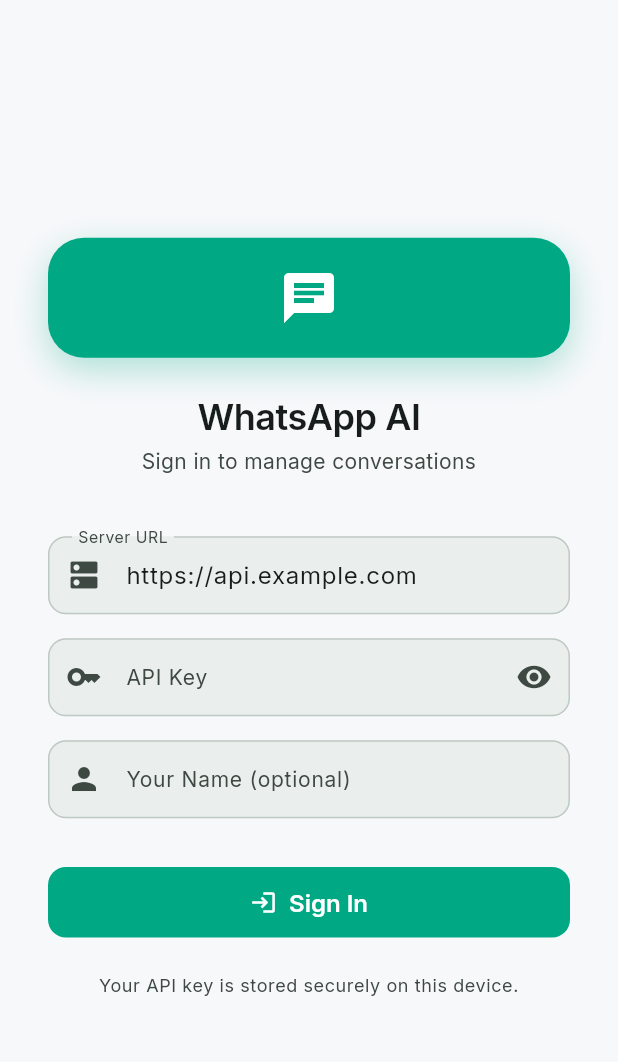
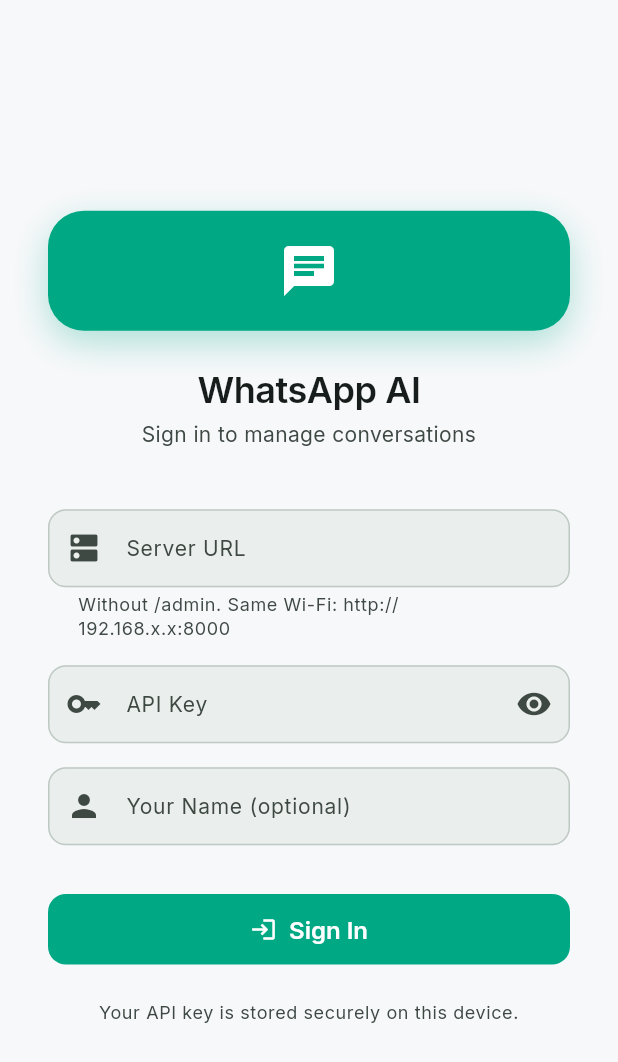
Before and after one commit to mohamedshhahat1/whatsapp-ai-bot, a Flutter app: the screen it shows after launch, on a phone screen of 412 x 824 dp. Shown: the top 1062 px of the screen. Run offline on Flutter 3.47's test engine with Material 3 defaults, Android fonts, the phone set to English and light mode, and no system bars; drawn by our look-alikes of flutter_animate; our stand-ins replace dio, firebase_core, firebase_messaging, flutter_local_notifications, flutter_riverpod, flutter_secure_storage and 6 more; missing offline and left inert: pull_down_button; accounts and stored records are empty; generated files the repository leaves out were written again.

Commit message:
fix(mobile): stop prefilling the login form with a fake server URL
AppConfig.defaultBaseUrl was 'https://api.example.com' and the login screen
prefilled it whenever no previous URL was stored. That is a trap rather than a
convenience: the field arrives already populated with something that looks like
a real address, passes the validator (it is a well-formed https URL), and is
saved to secure storage on the first tap of Sign In. The app then sits there
issuing requests to a domain nobody owns, and because the failure is a
connection timeout rather than an error the operator can read, it looks like
the backend is down.

A default is only a kindness when it is right more often than it is wrong. This
one could never be right for anybody.

Removed the constant rather than setting it to an empty string, so there is no
longer a name in the codebase implying a sensible default exists. The field now
starts blank unless this operator has logged in before, and the existing
validator already refuses empty input -- so the URL becomes a required decision
instead of a silent inheritance.

dio_client.dart never read this constant, so nothing else changes: the Dio
instance has no baseUrl until updateBaseUrl runs at login.

Also replaced the hint with a real-looking domain and added helper text for the
two things that actually go wrong here: including /admin (the client appends it,
so you get /admin/admin), and using localhost or 10.0.2.2 from a physical
phone, where neither resolves to the development machine.

```diff
--- a/mobile/lib/core/config/app_config.dart
+++ b/mobile/lib/core/config/app_config.dart
@@ -1,12 +1,17 @@
 /// Central configuration for the mobile app.
-/// All values are environment-based and can be overridden at runtime.
+///
+/// There is deliberately no default server URL here. A prefilled placeholder
+/// passes the login validator, gets saved on the first tap, and leaves the app
+/// timing out against a domain nobody owns -- which reads as "the backend is
+/// down" rather than "you have not told me where the backend is". The URL is
+/// per-deployment and has to be entered.
 class AppConfig {
   AppConfig._();
 
-  /// Default base URL — overridden by user input on login screen.
-  static const defaultBaseUrl = 'https://api.example.com';
-
   /// API version prefix — all admin endpoints are under /admin.
+  ///
+  /// Appended by DioClient.updateBaseUrl, so the URL entered at login must NOT
+  /// include it.
   static const apiPrefix = '/admin';
 
   /// WebSocket path on the backend.
--- a/mobile/lib/features/auth/login_screen.dart
+++ b/mobile/lib/features/auth/login_screen.dart
@@ -4,7 +4,6 @@
 import 'package:go_router/go_router.dart';
 
 import '../../core/theme/app_colors.dart';
-import '../../core/config/app_config.dart';
 import '../../core/storage/secure_storage.dart';
 import 'auth_provider.dart';
 
@@ -27,11 +26,13 @@
   @override
   void initState() {
     super.initState();
+    // Prefilled ONLY from a URL this operator has used before. No fallback
+    // default on purpose: a placeholder would pass the validator, get saved on
+    // the first tap, and leave the app timing out against a domain nobody
+    // owns. Blank forces the decision, and the validator refuses empty.
     final initialUrl = ref.read(initialBaseUrlProvider);
     if (initialUrl != null && initialUrl.isNotEmpty) {
       _urlController.text = initialUrl;
-    } else {
-      _urlController.text = AppConfig.defaultBaseUrl;
     }
   }
 
@@ -103,7 +104,15 @@
                   const SizedBox(height: 40),
                   TextFormField(
                     controller: _urlController,
-                    decoration: const InputDecoration(labelText: 'Server URL', hintText: 'https://your-api.com', prefixIcon: Icon(Icons.dns)),
+                    keyboardType: TextInputType.url,
+                    autocorrect: false,
+                    decoration: const InputDecoration(
+                      labelText: 'Server URL',
+                      hintText: 'https://api.yourdomain.com',
+                      helperText: 'Without /admin. Same Wi-Fi: http://192.168.x.x:8000',
+                      helperMaxLines: 2,
+                      prefixIcon: Icon(Icons.dns),
+                    ),
                     validator: (v) {
                       if (v == null || v.trim().isEmpty) return 'Required';
                       if (!v.startsWith('http://') && !v.startsWith('https://')) return 'Must start with http:// or https://';
@@ -114,6 +123,8 @@
                   TextFormField(
                     controller: _keyController,
                     obscureText: _obscureKey,
+                    autocorrect: false,
+                    enableSuggestions: false,
                     decoration: InputDecoration(
                       labelText: 'API Key', hintText: 'Your admin API key', prefixIcon: const Icon(Icons.key),
                       suffixIcon: IconButton(icon: Icon(_obscureKey ? Icons.visibility : Icons.visibility_off), onPressed: () => setState(() => _obscureKey = !_obscureKey)),
```
